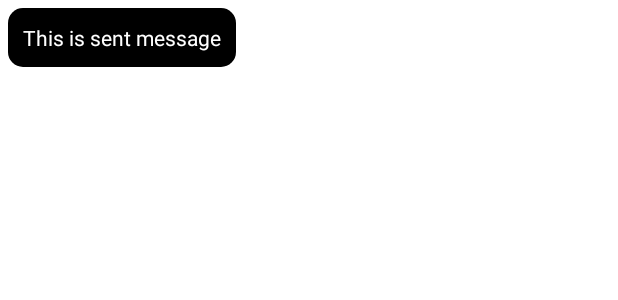
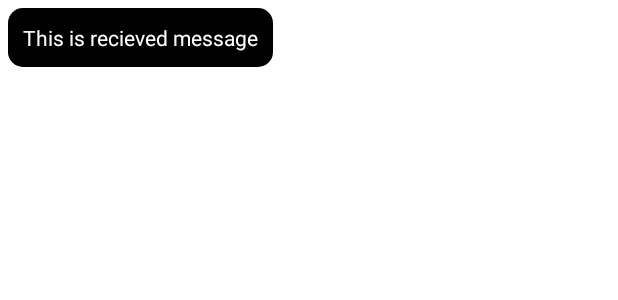
Before and after one commit to divyanshprasad01/CollegeConnect, an Android app: the layout message_recieved_layout.xml on its own in the app's theme, with its tools: preview values and no code run, on a phone screen of 412 x 824 dp. Shown: the top 300 px of the screen. Run offline under Robolectric (Android 15) with nearby library versions, the phone set to English and light mode, and no system bars.

Commit message:
Fixed All the Bugs In chat function, Now Chatting Function is working Properly

```diff
--- a/app/src/main/java/com/example/campusconnect/MessageActivity.kt
+++ b/app/src/main/java/com/example/campusconnect/MessageActivity.kt
@@ -61,6 +61,7 @@ class MessageActivity : AppCompatActivity() {
 
 
         mdbRef.child("messages").child(senderRoom).addValueEventListener(object: ValueEventListener{
+
             override fun onDataChange(snapshot: DataSnapshot) {
                 messageList.clear()
                 for(postSnapshot in snapshot.children){
--- a/app/src/main/java/com/example/campusconnect/MessageAdaptor.kt
+++ b/app/src/main/java/com/example/campusconnect/MessageAdaptor.kt
@@ -32,7 +32,7 @@ class MessageAdaptor(val context: Context, val messageList: ArrayList<Message>,
             return sentViewHolder(view)
         }else{
             val view:View = LayoutInflater.from(context).inflate(R.layout.message_recieved_layout,parent,false)
-            return sentViewHolder(view)
+            return recievedViewHolder(view)
         }
     }
 
@@ -43,7 +43,7 @@ class MessageAdaptor(val context: Context, val messageList: ArrayList<Message>,
     override fun getItemViewType(position: Int): Int {
         val currentMessage = messageList[position]
 
-        if(currentLoggedInUser.equals(currentMessage.senderId)){
+        if(currentLoggedInUser == currentMessage.senderId){
             return ITEM_SENT
         }else{
             return ITEM_RECIEVED
--- a/app/src/main/res/layout/message_recieved_layout.xml
+++ b/app/src/main/res/layout/message_recieved_layout.xml
@@ -11,7 +11,7 @@
         android:layout_alignParentLeft="true"
         android:padding="10dp"
         android:layout_margin="5dp"
-        android:text="This is sent message"
+        android:text="This is recieved message"
         android:textColor="@color/white"
         android:background="@drawable/message_design"/>
 
```
